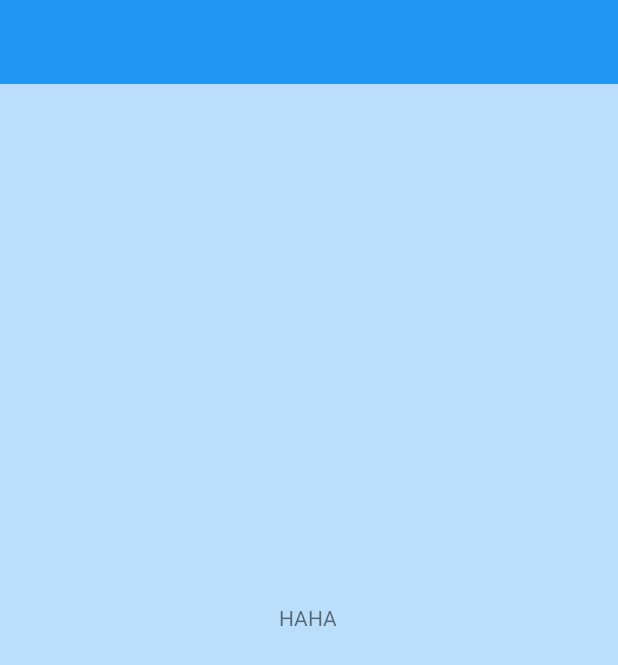
After one commit to k00na/Shalomat4, an Android app: the layout activity_joke_content.xml on its own in the app's theme, with its tools: preview values and no code run, on a phone screen of 412 x 824 dp. The commit adds this screen. Shown: the top 665 px of the screen. Run offline under Robolectric (Android 15) with nearby library versions, the phone set to English and light mode, and no system bars.

Commit message:
JokeContentActivity basics setup

```diff
--- a/app/src/main/AndroidManifest.xml
+++ b/app/src/main/AndroidManifest.xml
@@ -17,6 +17,8 @@
                 <category android:name="android.intent.category.LAUNCHER" />
             </intent-filter>
         </activity>
+
+        <activity android:name=".Activities.JokeContentActivity"></activity>
     </application>
 
 </manifest>
--- a/app/src/main/java/com/example/k00na_/shalomat4/Adapters/ListOfJokesAdapter.java
+++ b/app/src/main/java/com/example/k00na_/shalomat4/Adapters/ListOfJokesAdapter.java
@@ -9,6 +9,7 @@ import android.view.View;
 import android.view.ViewGroup;
 import android.widget.ImageView;
 import android.widget.TextView;
+import android.widget.Toast;
 
 import com.example.k00na_.shalomat4.Activities.JokeContentActivity;
 import com.example.k00na_.shalomat4.Fragments.ListOfJokesFragment;
@@ -48,7 +49,7 @@ public class ListOfJokesAdapter extends RecyclerView.Adapter<HolderThingy> {
         View v = LayoutInflater.from(mContext).inflate(R.layout.joke_view_holder, parent, false);
         HolderThingy holderThingy = new HolderThingy(v);
 
-        return null;
+        return holderThingy;
     }
 
     @Override
@@ -71,7 +72,6 @@ public class ListOfJokesAdapter extends RecyclerView.Adapter<HolderThingy> {
         holderThingy.mCardView.setOnClickListener(new View.OnClickListener() {
             @Override
             public void onClick(View v) {
-
                 setupIntent(mJokeArrayList.get(position).getJokeID());
 
             }
@@ -93,7 +93,6 @@ public class ListOfJokesAdapter extends RecyclerView.Adapter<HolderThingy> {
 
         Intent intent = new Intent(mContext.getApplicationContext(), JokeContentActivity.class);
         intent.putExtra("jokeIDForContentFragment", jokeID);
-        intent.putExtra("currentJokeIndex", intent);
         intent.putExtra(ListOfJokesFragment.CATEGORY_TITLE_KEY, mCurrentCategoryTitle);
         intent.putExtra("currentCategoryInt", mCurrentCategoryNum);
         mContext.startActivity(intent);
--- a/app/src/main/java/com/example/k00na_/shalomat4/Fragments/ListOfJokesFragment.java
+++ b/app/src/main/java/com/example/k00na_/shalomat4/Fragments/ListOfJokesFragment.java
@@ -67,12 +67,12 @@ public class ListOfJokesFragment extends Fragment{
         mCurrentJokeList = getCurrentJokeList(mCurrentCategoryInt);
         // SETUP ADAPTER&RECYCLER_VIEW
         mListOfJokesAdapter = new ListOfJokesAdapter(mCurrentCategoryInt, mCurrentCategoryTitle, getActivity());
-        mRecyclerView.setAdapter(mListOfJokesAdapter);
+
 
         LinearLayoutManager llm = new LinearLayoutManager(getActivity());
         llm.setOrientation(LinearLayoutManager.VERTICAL);
         mRecyclerView.setLayoutManager(llm);
-
+        mRecyclerView.setAdapter(mListOfJokesAdapter);
 
 
 
--- a/app/src/main/java/com/example/k00na_/shalomat4/MainActivity.java
+++ b/app/src/main/java/com/example/k00na_/shalomat4/MainActivity.java
@@ -77,7 +77,7 @@ public class MainActivity extends AppCompatActivity {
 
                     case (R.id.blondinke_navigation): {
                         Toast.makeText(getApplicationContext(), "Blondinke", Toast.LENGTH_LONG).show();
-                        mToolbar.setTitle(R.string.blondinkeNav);
+                        getSupportActionBar().setTitle(R.string.blondinkeNav);
 
                         displayListOfJokes(R.id.blondinke_navigation);
 
@@ -229,7 +229,6 @@ public class MainActivity extends AppCompatActivity {
         FragmentManager fragmentManager = getSupportFragmentManager();
         fragmentManager.beginTransaction()
                 .replace(R.id.fragment_container, ListOfJokesFragment.newInstance(menuItemID, getSupportActionBar().getTitle().toString()))
-                .addToBackStack(null)
                 .commit();
 
     }
--- /dev/null
+++ b/app/src/main/res/layout/activity_joke_content.xml
@@ -0,0 +1,36 @@
+<FrameLayout xmlns:android="http://schemas.android.com/apk/res/android"
+             xmlns:app="http://schemas.android.com/apk/res-auto"
+             xmlns:tools="http://schemas.android.com/tools"
+             android:layout_width="match_parent"
+             android:layout_height="match_parent"
+             android:background="#BBDEFB"
+             android:id="@+id/jokeContainer"
+             tools:context="com.example.k00na_.shalomat.Activities.JokeContentActivity">
+
+    <include android:id="@+id/includingAppBarForJokeContent" layout="@layout/app_bar"/>
+
+
+        <TextView
+            android:layout_width="wrap_content"
+            android:layout_height="wrap_content"
+            android:layout_gravity="center"
+            android:text="HAHA"
+            android:id="@+id/testtext"
+            />
+
+
+
+
+    <android.support.v4.view.ViewPager
+        android:layout_marginTop="50dp"
+        android:layout_height="match_parent"
+        android:layout_width="match_parent"
+        android:id="@+id/viewPagerXMLid"
+        ></android.support.v4.view.ViewPager>
+
+
+
+
+
+
+</FrameLayout>
--- a/app/src/main/res/menu/drawer_menu.xml
+++ b/app/src/main/res/menu/drawer_menu.xml
@@ -73,6 +73,12 @@
             android:title="@string/priljubljeniVici"
             ></item>
 
+        <item
+            android:icon="@drawable/ic_send_black_24dp"
+            android:id="@+id/vsivici_navigation"
+            android:title="@string/vsivici">
+
+        </item>
     </group>
 
 </menu>
--- a/app/src/main/res/values/strings.xml
+++ b/app/src/main/res/values/strings.xml
@@ -20,4 +20,5 @@
     <string name="priljubljeniVici">Priljubljeni Vici</string>
     <string name="pribljubljeniNav">Priljubljeni Vici</string>
     <string name="nakljucniNav">Naključni vici</string>
+    <string name="vsivici">Vsi Vici</string>
 </resources>
```
Also changed, not shown: app/src/main/java/com/example/k00na_/shalomat4/Activities/JokeContentActivity.java (+155 -0 lines), app/src/main/java/com/example/k00na_/shalomat4/Util/JSONSerializer.java (+10 -0 lines), app/src/main/res/layout/list_of_jokes_fragment.xml (+3 -17 lines).
